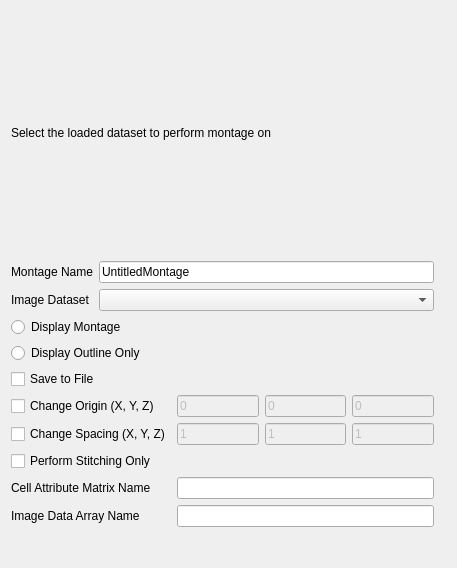
Before: the Qt Designer form SIMPLVtkLib/Wizards/PerformMontage/UI_Files/DisplayTypeSelectionPage.ui in tplatt77/SIMPLVtkLib, drawn with Qt 5.
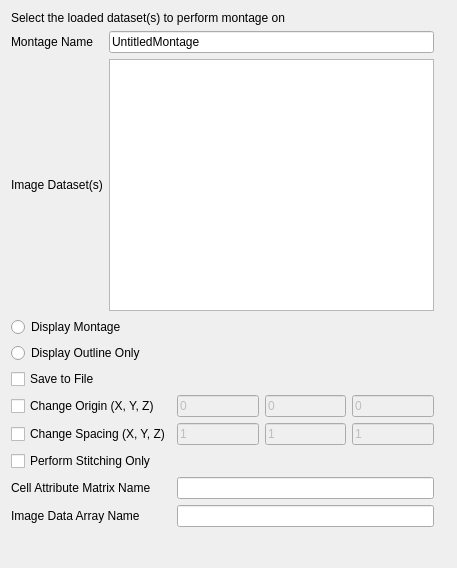
After: the same form once the commit is applied. Custom widgets are drawn as their Qt base class.

Commit message: Added a dataset list widget to the Perform Montage wizard * It is updated to show the available datasets to montage in a list instead of a combobox

Patch:
```diff
--- a/SIMPLVtkLib/Wizards/PerformMontage/UI_Files/DisplayTypeSelectionPage.ui
+++ b/SIMPLVtkLib/Wizards/PerformMontage/UI_Files/DisplayTypeSelectionPage.ui
@@ -36,7 +36,7 @@
    <item row="0" column="0">
     <widget class="QLabel" name="label_2">
      <property name="text">
-      <string>Select the loaded dataset to perform montage on</string>
+      <string>Select the loaded dataset(s) to perform montage on</string>
      </property>
     </widget>
    </item>
@@ -49,13 +49,10 @@
    </item>
    <item row="1" column="0">
     <layout class="QGridLayout" name="gridLayout_2">
-     <item row="1" column="1">
-      <widget class="QComboBox" name="datasetCB"/>
-     </item>
      <item row="1" column="0">
       <widget class="QLabel" name="label_3">
        <property name="text">
-        <string>Image Dataset</string>
+        <string>Image Dataset(s)</string>
        </property>
       </widget>
      </item>
@@ -73,6 +70,9 @@
        </property>
       </widget>
      </item>
+     <item row="1" column="1">
+      <widget class="DatasetListWidget" name="datasetsListWidget"/>
+     </item>
     </layout>
    </item>
    <item row="5" column="0">
@@ -200,6 +200,13 @@
    </item>
   </layout>
  </widget>
+ <customwidgets>
+  <customwidget>
+   <class>DatasetListWidget</class>
+   <extends>QListWidget</extends>
+   <header>DatasetListWidget.h</header>
+  </customwidget>
+ </customwidgets>
  <resources/>
  <connections/>
 </ui>
```
The commit also changes 6 other files.
